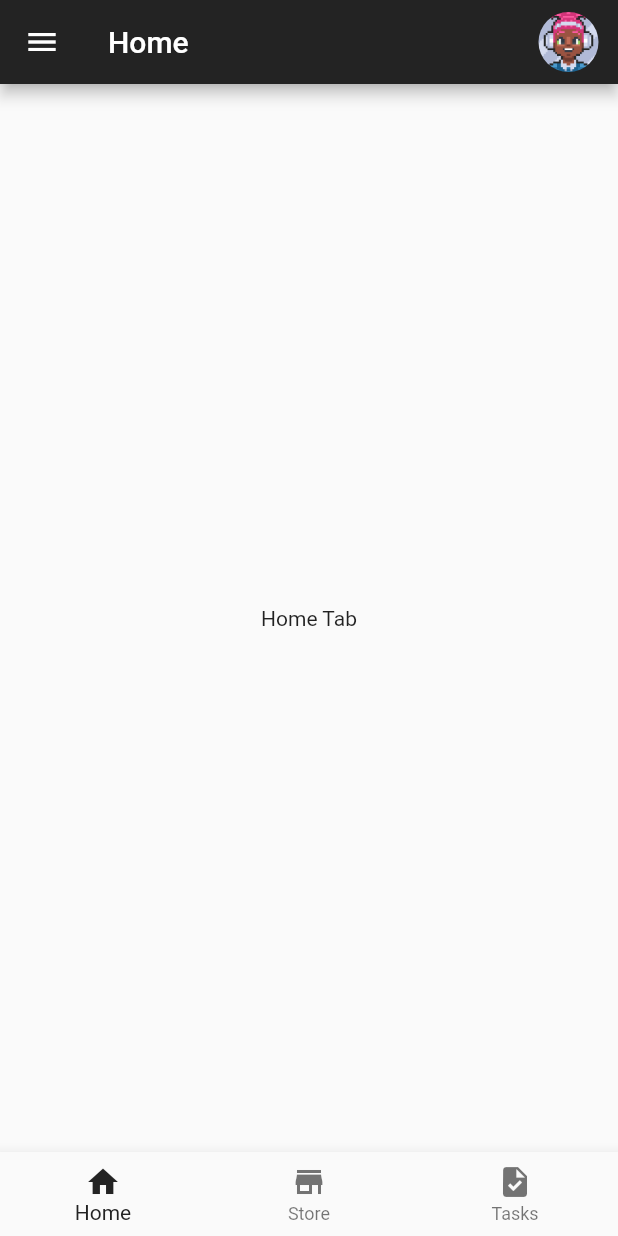
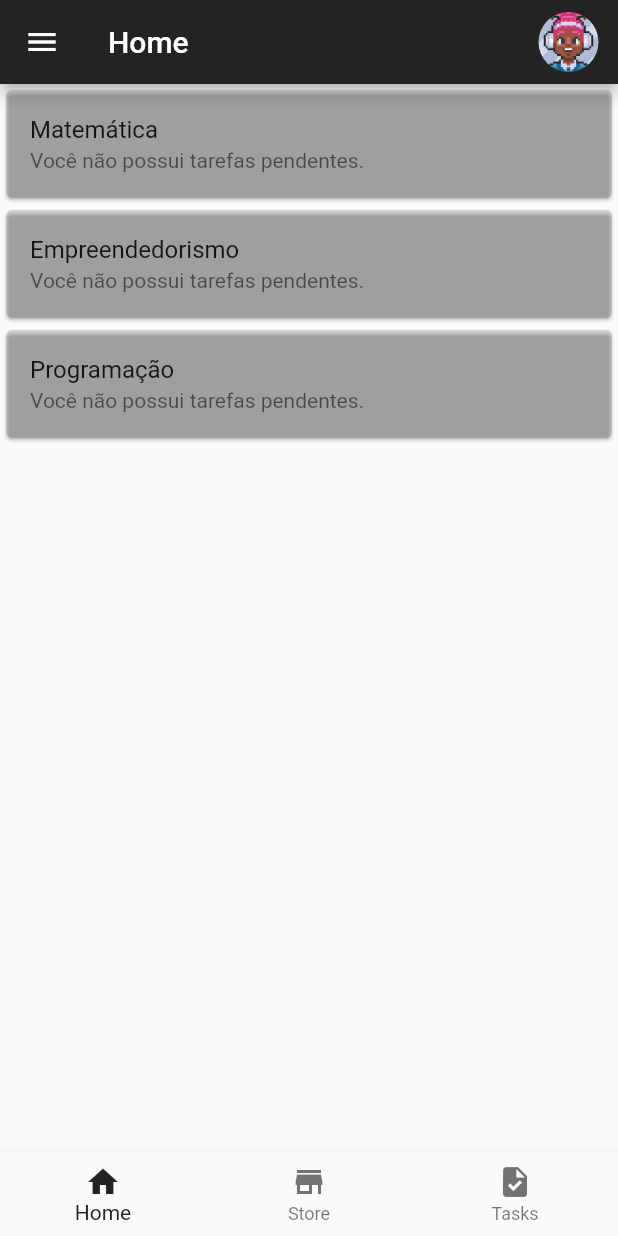
Before and after one commit to nickolaslivero/FlutterGameClass-ED2, a Flutter app: the HomeScreen screen opened directly, on a phone screen of 412 x 824 dp. Run offline on Flutter 3.47's test engine with Material 2 defaults, Android fonts, the phone set to English and light mode, and no system bars; our stand-ins replace cloud_firestore, firebase_auth, firebase_core; accounts and stored records are empty.

Commit message:
grades (beta)

```diff
--- a/lib/src/features/home/homeScreen.dart
+++ b/lib/src/features/home/homeScreen.dart
@@ -120,9 +120,44 @@ class HomeTab extends StatelessWidget {
 
   @override
   Widget build(BuildContext context) {
-    return const Center(
-      child: Text('Home Tab'),
+    return  Column(
+      children: [
+        Card(
+          color: Colors.black12,
+          child: Column(
+            children: const [
+              ListTile(
+                title: Text('Matemática'),
+                subtitle: Text('Você não possui tarefas pendentes.'),
+              ),
+            ],
+          ),
+        ),
+        Card(
+          color: Colors.black12,
+          child: Column(
+            children: const [
+              ListTile(
+                title: Text('Empreendedorismo'),
+                subtitle: Text('Você não possui tarefas pendentes.'),
+              ),
+            ],
+          ),
+        ),
+        Card(
+          color: Colors.black12,
+          child: Column(
+            children: const [
+              ListTile(
+                title: Text('Programação'),
+                subtitle: Text('Você não possui tarefas pendentes.'),
+              ),
+            ],
+          ),
+        ),
+      ],
     );
+
   }
 }
 
```
